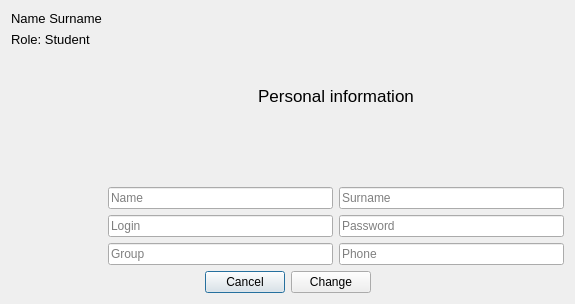
Before: the Qt Designer form Project_files/studentpersonalwindow.ui in cry4alone/FacultativPRO, drawn with Qt 5.
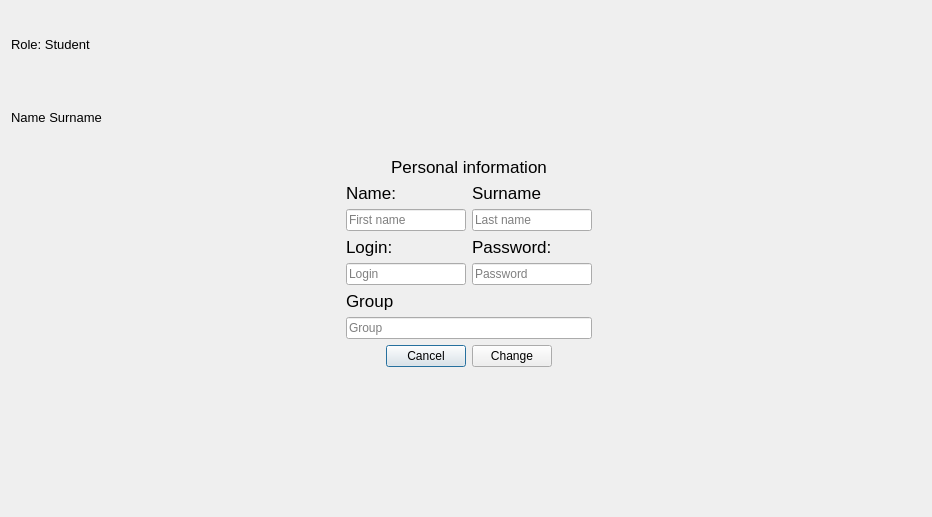
After: the same form once the commit is applied.

The edit to the form file:
```diff
--- a/Project_files/studentpersonalwindow.ui
+++ b/Project_files/studentpersonalwindow.ui
@@ -6,8 +6,8 @@
    <rect>
     <x>0</x>
     <y>0</y>
-    <width>575</width>
-    <height>304</height>
+    <width>932</width>
+    <height>517</height>
    </rect>
   </property>
   <property name="font">
@@ -20,21 +20,7 @@
   </property>
   <layout class="QGridLayout" name="gridLayout">
    <item row="0" column="0">
-    <layout class="QHBoxLayout" name="horizontalLayout_5">
-     <item>
       <layout class="QVBoxLayout" name="verticalLayout">
-       <item>
-        <widget class="QLabel" name="nameLabel">
-         <property name="font">
-          <font>
-           <pointsize>10</pointsize>
-          </font>
-         </property>
-         <property name="text">
-          <string>Name Surname</string>
-         </property>
-        </widget>
-       </item>
        <item>
         <widget class="QLabel" name="roleLabel">
          <property name="font">
@@ -48,20 +34,47 @@
         </widget>
        </item>
        <item>
-        <spacer name="verticalSpacer">
+      <widget class="QLabel" name="nameLabel">
+       <property name="font">
+        <font>
+         <pointsize>10</pointsize>
+        </font>
+       </property>
+       <property name="text">
+        <string>Name Surname</string>
+       </property>
+      </widget>
+     </item>
+    </layout>
+   </item>
+   <item row="0" column="1">
+    <spacer name="verticalSpacer_2">
          <property name="orientation">
           <enum>Qt::Vertical</enum>
          </property>
          <property name="sizeHint" stdset="0">
           <size>
            <width>20</width>
-           <height>40</height>
+       <height>93</height>
           </size>
          </property>
         </spacer>
        </item>
-      </layout>
-     </item>
+   <item row="1" column="0">
+    <spacer name="horizontalSpacer_4">
+     <property name="orientation">
+      <enum>Qt::Horizontal</enum>
+     </property>
+     <property name="sizeHint" stdset="0">
+      <size>
+       <width>266</width>
+       <height>20</height>
+      </size>
+     </property>
+    </spacer>
+   </item>
+   <item row="1" column="1" colspan="2">
+    <layout class="QHBoxLayout" name="horizontalLayout_5">
      <item>
       <layout class="QVBoxLayout" name="verticalLayout_2">
        <item>
@@ -77,6 +90,15 @@
        <item>
         <layout class="QHBoxLayout" name="horizontalLayout_2">
          <item>
+          <layout class="QVBoxLayout" name="verticalLayout_3">
+           <item>
+            <widget class="QLabel" name="label_2">
+             <property name="text">
+              <string>Name:</string>
+             </property>
+            </widget>
+           </item>
+           <item>
           <widget class="QLineEdit" name="nameEdit">
            <property name="font">
             <font>
@@ -84,27 +106,49 @@
             </font>
            </property>
            <property name="placeholderText">
-            <string>Name</string>
+              <string>First name</string>
            </property>
           </widget>
          </item>
+          </layout>
+         </item>
          <item>
-          <widget class="QLineEdit" name="surnameEdit">
-           <property name="font">
-            <font>
-             <pointsize>9</pointsize>
-            </font>
-           </property>
-           <property name="placeholderText">
+          <layout class="QVBoxLayout" name="verticalLayout_4">
+           <item>
+            <widget class="QLabel" name="label_3">
+             <property name="text">
             <string>Surname</string>
            </property>
           </widget>
          </item>
+           <item>
+            <widget class="QLineEdit" name="surnameEdit">
+             <property name="font">
+              <font>
+               <pointsize>9</pointsize>
+              </font>
+             </property>
+             <property name="placeholderText">
+              <string>Last name</string>
+             </property>
+            </widget>
+           </item>
+          </layout>
+         </item>
         </layout>
        </item>
        <item>
         <layout class="QHBoxLayout" name="horizontalLayout_3">
          <item>
+          <layout class="QVBoxLayout" name="verticalLayout_6">
+           <item>
+            <widget class="QLabel" name="label_4">
+             <property name="text">
+              <string>Login:</string>
+             </property>
+            </widget>
+           </item>
+           <item>
           <widget class="QLineEdit" name="lineEditlogin">
            <property name="font">
             <font>
@@ -119,6 +163,17 @@
            </property>
           </widget>
          </item>
+          </layout>
+         </item>
+         <item>
+          <layout class="QVBoxLayout" name="verticalLayout_7">
+           <item>
+            <widget class="QLabel" name="label_6">
+             <property name="text">
+              <string>Password:</string>
+             </property>
+            </widget>
+           </item>
          <item>
           <widget class="QLineEdit" name="lineEditpass">
            <property name="font">
@@ -139,9 +194,20 @@
          </item>
         </layout>
        </item>
+        </layout>
+       </item>
        <item>
         <layout class="QHBoxLayout" name="horizontalLayout_4">
          <item>
+          <layout class="QVBoxLayout" name="verticalLayout_8">
+           <item>
+            <widget class="QLabel" name="label_7">
+             <property name="text">
+              <string>Group</string>
+             </property>
+            </widget>
+           </item>
+           <item>
           <widget class="QLineEdit" name="groupEdit">
            <property name="font">
             <font>
@@ -153,25 +219,11 @@
            </property>
           </widget>
          </item>
+          </layout>
+         </item>
+        </layout>
+       </item>
          <item>
-          <widget class="QLineEdit" name="lineEditPhone">
-           <property name="font">
-            <font>
-             <pointsize>9</pointsize>
-            </font>
-           </property>
-           <property name="placeholderText">
-            <string>Phone</string>
-           </property>
-          </widget>
-         </item>
-        </layout>
-       </item>
-      </layout>
-     </item>
-    </layout>
-   </item>
-   <item row="1" column="0">
     <layout class="QHBoxLayout" name="horizontalLayout">
      <item>
       <spacer name="horizontalSpacer_3">
@@ -224,6 +276,36 @@
       </spacer>
      </item>
     </layout>
+       </item>
+      </layout>
+     </item>
+    </layout>
+   </item>
+   <item row="1" column="3">
+    <spacer name="horizontalSpacer">
+     <property name="orientation">
+      <enum>Qt::Horizontal</enum>
+     </property>
+     <property name="sizeHint" stdset="0">
+      <size>
+       <width>318</width>
+       <height>20</height>
+      </size>
+     </property>
+    </spacer>
+   </item>
+   <item row="2" column="2">
+    <spacer name="verticalSpacer">
+     <property name="orientation">
+      <enum>Qt::Vertical</enum>
+     </property>
+     <property name="sizeHint" stdset="0">
+      <size>
+       <width>20</width>
+       <height>118</height>
+      </size>
+     </property>
+    </spacer>
    </item>
   </layout>
  </widget>
```
Lines whose indentation alone changed are shown as unchanged.
